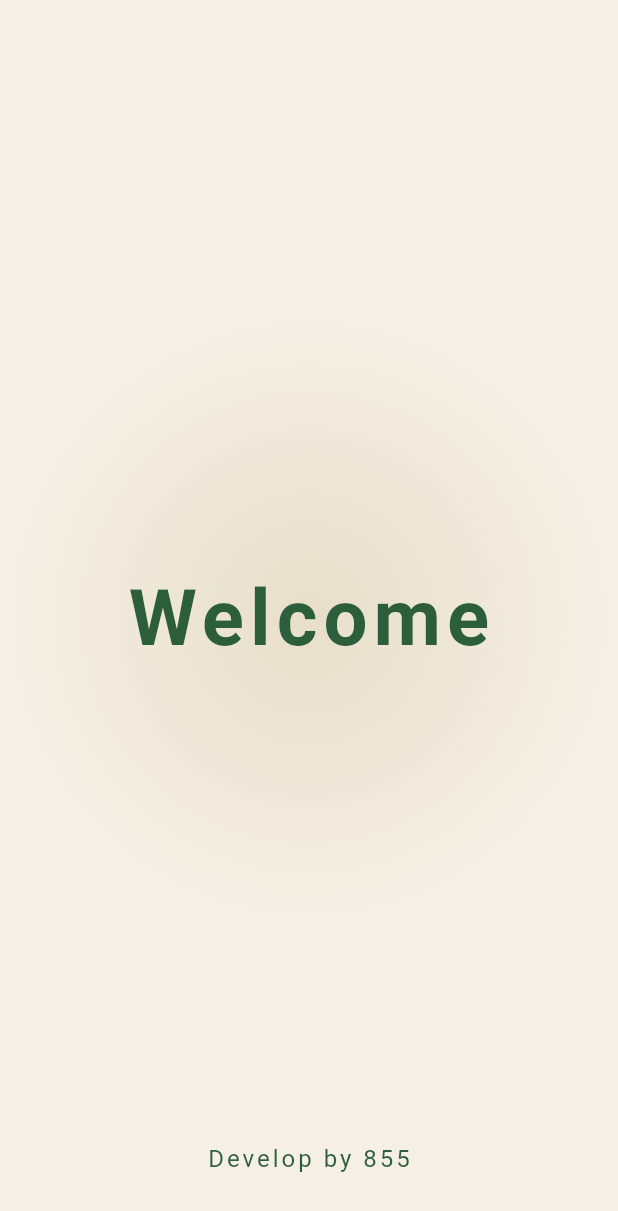
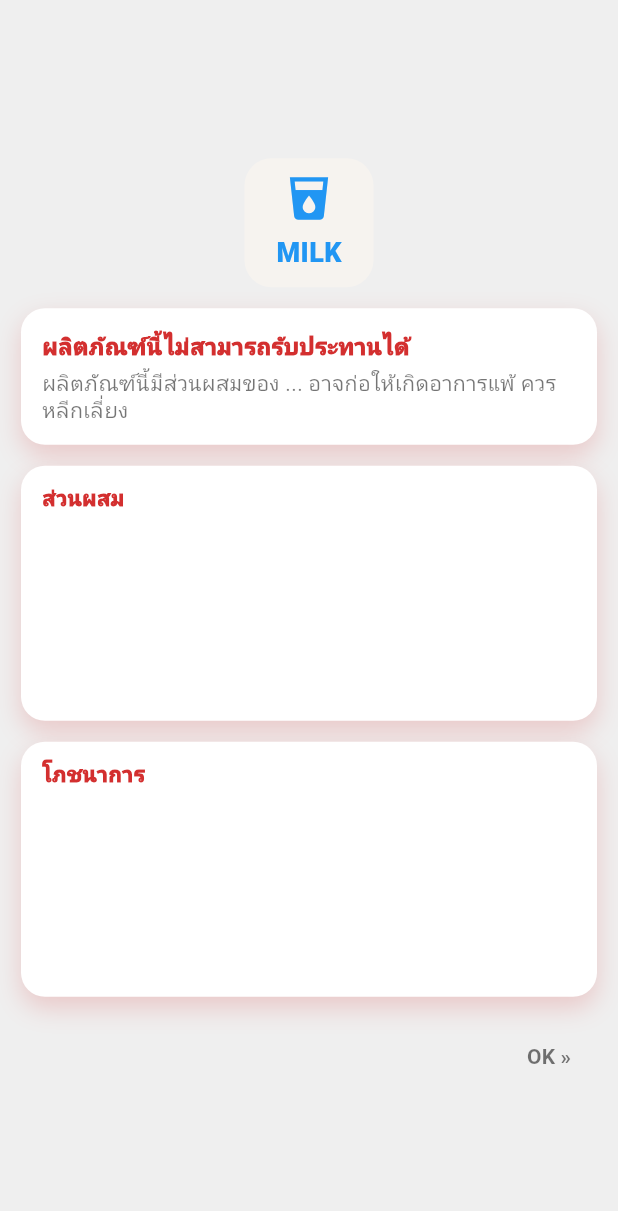
Before and after one commit to s67-Chakkapong/allergy-detect-app, a Flutter app: the first screen one second after launch, on a phone screen of 412 x 824 dp. Shown: the top 1211 px of the screen. Run offline on Flutter 3.47's test engine with Material 3 defaults, Android fonts, the light colour scheme and no system bars; missing offline and left inert: nfc_manager.

Commit message:
create bad result screen

```diff
--- /dev/null
+++ b/lib/bad_result_screen.dart
@@ -0,0 +1,215 @@
+import 'package:flutter/material.dart';
+
+class BadResultScreen extends StatelessWidget {
+  const BadResultScreen({super.key});
+
+  @override
+  Widget build(BuildContext context) {
+    const bg = Color(0xFFEFEFEF);
+    const cardBg = Colors.white;
+
+    const danger = Color(0xFFD32F2F); // แดงหัวข้อ
+    const dangerSoft = Color(0x33D32F2F); // เงา/กรอบแดงอ่อน
+    const titleGreen = Color(0xFF1F5A3A);
+
+    return Scaffold(
+      backgroundColor: bg,
+      body: SafeArea(
+        child: Center(
+          child: SingleChildScrollView(
+            padding: const EdgeInsets.symmetric(horizontal: 14, vertical: 16),
+            child: ConstrainedBox(
+              constraints: const BoxConstraints(maxWidth: 420),
+              child: Column(
+                crossAxisAlignment: CrossAxisAlignment.stretch,
+                children: [
+                  // top label
+                  const Padding(
+                    padding: EdgeInsets.only(left: 6, bottom: 10),
+                  ),
+
+                  // icon milk (placeholder)
+                  Center(
+                    child: Container(
+                      width: 86,
+                      height: 86,
+                      decoration: BoxDecoration(
+                        color: const Color(0xFFF6F3EF),
+                        borderRadius: BorderRadius.circular(18),
+                      ),
+                      alignment: Alignment.center,
+                      child: Column(
+                        mainAxisAlignment: MainAxisAlignment.center,
+                        children: const [
+                          Icon(Icons.local_drink, size: 34, color: Colors.blue),
+                          SizedBox(height: 6),
+                          Text(
+                            'MILK',
+                            style: TextStyle(
+                              fontWeight: FontWeight.w900,
+                              fontSize: 18,
+                              color: Colors.blue,
+                            ),
+                          ),
+                        ],
+                      ),
+                    ),
+                  ),
+
+                  const SizedBox(height: 14),
+
+                  // card 1 (red warning)
+                  _InfoCard(
+                    title: 'ผลิตภัณฑ์นี้ไม่สามารถรับประทานได้',
+                    titleColor: danger,
+                    shadowColor: dangerSoft,
+                    body: 'ผลิตภัณฑ์นี้มีส่วนผสมของ ... อาจก่อให้เกิดอาการแพ้ '
+                        'ควรหลีกเลี่ยง',
+                    body2: '',
+                    bg: cardBg,
+                  ),
+
+                  const SizedBox(height: 14),
+
+                  // card 2 ingredients
+                  _BigBoxCard(
+                    title: 'ส่วนผสม',
+                    titleColor: danger,
+                    shadowColor: dangerSoft,
+                    height: 170,
+                    bg: cardBg,
+                    child: const SizedBox.shrink(),
+                  ),
+
+                  const SizedBox(height: 14),
+
+                  // card 3 nutrition
+                  _BigBoxCard(
+                    title: 'โภชนาการ',
+                    titleColor: danger,
+                    shadowColor: dangerSoft,
+                    height: 170,
+                    bg: cardBg,
+                    child: const SizedBox.shrink(),
+                  ),
+
+                  const SizedBox(height: 16),
+
+                  // bottom right OK >>
+                  Align(
+                    alignment: Alignment.centerRight,
+                    child: TextButton(
+                      onPressed: () {},
+                      style: TextButton.styleFrom(
+                        foregroundColor: Colors.black54,
+                      ),
+                      child: const Text(
+                        'OK »',
+                        style: TextStyle(fontWeight: FontWeight.w700),
+                      ),
+                    ),
+                  ),
+                ],
+              ),
+            ),
+          ),
+        ),
+      ),
+    );
+  }
+}
+
+class _InfoCard extends StatelessWidget {
+  final String title;
+  final Color titleColor;
+  final Color shadowColor;
+  final String body;
+  final String body2;
+  final Color bg;
+
+  const _InfoCard({
+    required this.title,
+    required this.titleColor,
+    required this.shadowColor,
+    required this.body,
+    required this.body2,
+    required this.bg,
+  });
+
+  @override
+  Widget build(BuildContext context) {
+    return Container(
+      padding: const EdgeInsets.symmetric(horizontal: 14, vertical: 14),
+      decoration: BoxDecoration(
+        color: bg,
+        borderRadius: BorderRadius.circular(16),
+        boxShadow: [
+          BoxShadow(color: shadowColor, blurRadius: 14, offset: const Offset(0, 7)),
+        ],
+      ),
+      child: Column(
+        crossAxisAlignment: CrossAxisAlignment.start,
+        children: [
+          Text(
+            title,
+            style: TextStyle(
+              color: titleColor,
+              fontWeight: FontWeight.w900,
+              fontSize: 15,
+            ),
+          ),
+          const SizedBox(height: 6),
+          Text(body, style: const TextStyle(color: Colors.black54, height: 1.25)),
+          if (body2.isNotEmpty) ...[
+            const SizedBox(height: 2),
+            Text(body2, style: const TextStyle(color: Colors.black54, height: 1.25)),
+          ],
+        ],
+      ),
+    );
+  }
+}
+
+class _BigBoxCard extends StatelessWidget {
+  final String title;
+  final Color titleColor;
+  final Color shadowColor;
+  final double height;
+  final Widget child;
+  final Color bg;
+
+  const _BigBoxCard({
+    required this.title,
+    required this.titleColor,
+    required this.shadowColor,
+    required this.height,
+    required this.child,
+    required this.bg,
+  });
+
+  @override
+  Widget build(BuildContext context) {
+    return Container(
+      padding: const EdgeInsets.fromLTRB(14, 12, 14, 12),
+      height: height,
+      decoration: BoxDecoration(
+        color: bg,
+        borderRadius: BorderRadius.circular(16),
+        boxShadow: [
+          BoxShadow(color: shadowColor, blurRadius: 14, offset: const Offset(0, 7)),
+        ],
+      ),
+      child: Align(
+        alignment: Alignment.topLeft,
+        child: Text(
+          title,
+          style: TextStyle(
+            color: titleColor,
+            fontWeight: FontWeight.w900,
+            fontSize: 14,
+          ),
+        ),
+      ),
+    );
+  }
+}
--- a/lib/main.dart
+++ b/lib/main.dart
@@ -1,7 +1,7 @@
 import 'package:flutter/material.dart';
 
 // นำเข้าไฟล์ Welcome Screen เพื่อใช้เป็นหน้าแรกสุด
-import 'welcome_screen.dart';
+import 'bad_result_screen.dart';
 
 void main() {
   runApp(const MyApp());
@@ -16,7 +16,7 @@ class MyApp extends StatelessWidget {
       debugShowCheckedModeBanner: false,
       title: 'Allergy Detect App',
       // กำหนดให้เปิดแอปมาเจอหน้า WelcomeScreen เป็นหน้าแรก
-      home: WelcomeScreen(),
+      home: BadResultScreen(),
     );
   }
 }
```
